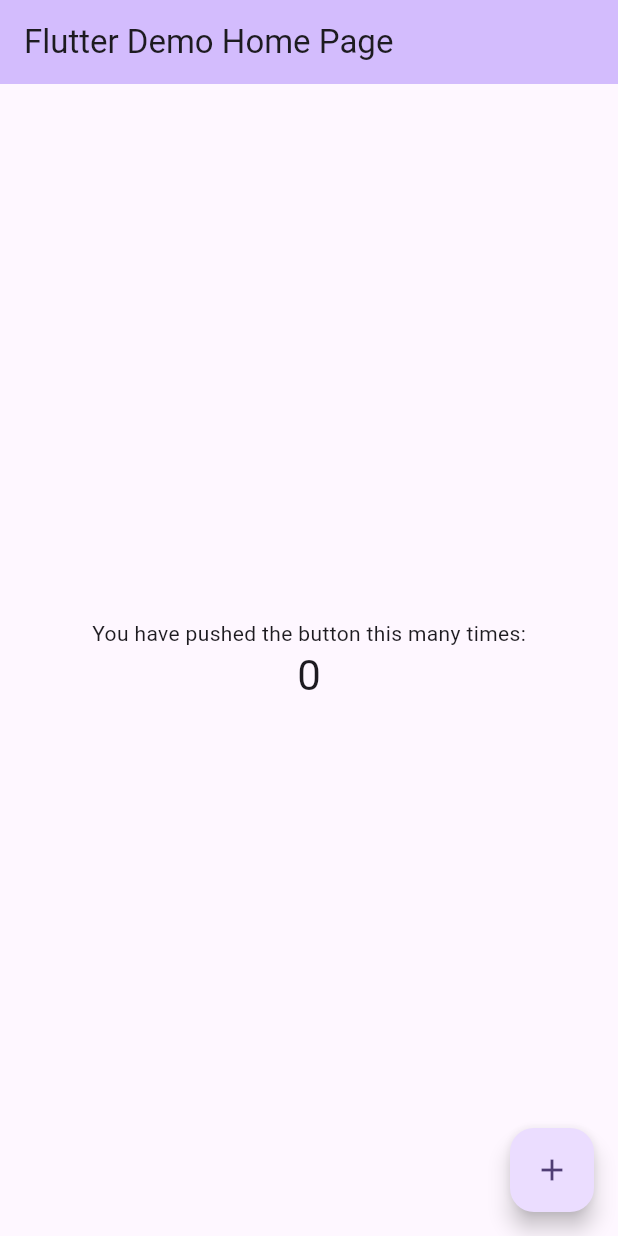
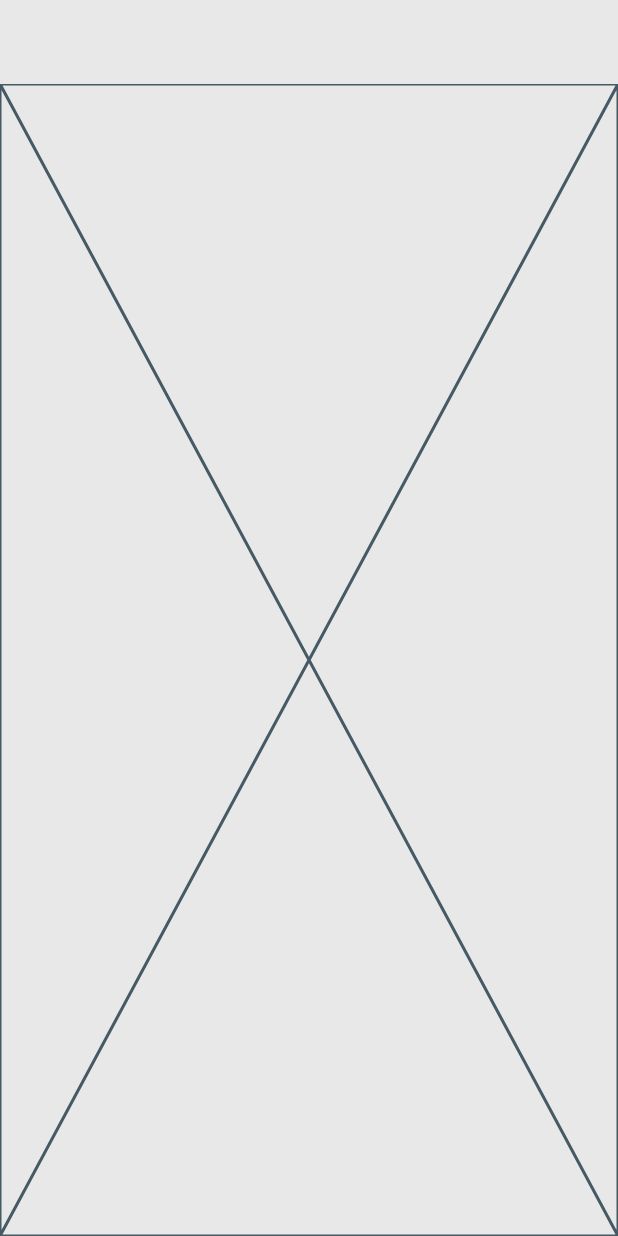
Before and after one commit to abd-Mohsen/taxi_booking_app, a Flutter app: the screen it shows after launch, on a phone screen of 412 x 824 dp. Run offline on Flutter 3.47's test engine with Material 3 defaults, Android fonts, the phone set to English and light mode, and no system bars; our stand-ins replace geolocator, get, get_storage, permission_handler; missing offline and left inert: app_settings.

Commit message:
feat: Initial project setup
- Add initial project structure including main, themes, constants, and a basic home page view.
- Set up GetX for state management, theming (ThemeController), and localization (LocaleController).
- Configure light and dark themes with a custom color scheme and text theme using the Alexandria font.
- Add initial localization for English and Arabic.
- Implement a basic permission service for handling app permissions.
- Clean up default Flutter boilerplate code and tests.
- Add necessary dependencies to `pubspec.yaml` for state management, UI components, permissions, and internationalization.

```diff
--- /dev/null
+++ b/lib/constants.dart
@@ -0,0 +1,169 @@
+import 'package:flutter/material.dart';
+import 'package:geolocator/geolocator.dart';
+import 'package:get/get.dart';
+
+String kHostIP = "https://api.npoint.io";
+
+String kFontFamily = 'Alexandria';
+
+const Duration kTimeOutDurationLong = Duration(seconds: 60);
+const Duration kTimeOutDuration = Duration(seconds: 30);
+const Duration kTimeOutDuration2 = Duration(seconds: 15);
+const Duration kTimeOutDuration3 = Duration(seconds: 7);
+
+//todo: move to a separate widget
+
+Widget kEnableLocationDialog(onConfirm) => PopScope(
+      canPop: false,
+      child: AlertDialog(
+        backgroundColor: Get.isDarkMode ? const Color(0xff262424) : const Color(0xffEEEEDC),
+        title: Text(
+          'cant use the app'.tr,
+          style: TextStyle(
+            color: !Get.isDarkMode ? const Color(0xff666666) : const Color(0xffEEEEDC),
+            fontSize: 20,
+          ),
+        ),
+        content: Text(
+          'please enable location services then press ok'.tr,
+          style: TextStyle(
+            color: !Get.isDarkMode ? const Color(0xff666666) : const Color(0xffEEEEDC),
+          ),
+        ),
+        actions: [
+          TextButton(
+            onPressed: () {
+              Geolocator.openLocationSettings();
+            },
+            child: Text(
+              "open settings".tr,
+              style: TextStyle(
+                color: !Get.isDarkMode ? const Color(0xff666666) : const Color(0xffEEEEDC),
+              ),
+            ),
+          ),
+          TextButton(
+            onPressed: onConfirm,
+            child: Text("ok".tr,
+                style: TextStyle(
+                  color: !Get.isDarkMode ? const Color(0xff666666) : const Color(0xffEEEEDC),
+                )),
+          ),
+        ],
+      ),
+    );
+
+kTimeOutSnackBar() => Get.snackbar(
+      "لا يوجد اتصال بالانترنت",
+      "تأكد من اتصالك أو حاول لاحقاً ",
+      icon: const Padding(
+        padding: EdgeInsets.only(right: 8),
+        child: Icon(Icons.wifi_off, color: Colors.white),
+      ),
+      colorText: Colors.white,
+      backgroundColor: Colors.red,
+    );
+
+kServerErrorSnackBar() => Get.snackbar(
+      "الخادم لا يستجيب",
+      "الرجاء المحاولة لاحقاً",
+      icon: const Padding(
+        padding: EdgeInsets.only(right: 8),
+        child: Icon(Icons.storage, color: Colors.white),
+      ),
+      colorText: Colors.white,
+      backgroundColor: Colors.deepOrangeAccent,
+    );
+
+TextTheme kMyTextTheme = TextTheme(
+  displayLarge: TextStyle(
+    fontSize: 57,
+    //wordSpacing: 64,
+    letterSpacing: 0,
+    fontFamily: kFontFamily,
+  ),
+  displayMedium: TextStyle(
+    fontSize: 45,
+    //wordSpacing: 52,
+    letterSpacing: 0,
+    fontFamily: kFontFamily,
+  ),
+  displaySmall: TextStyle(
+    fontSize: 36,
+    //wordSpacing: 44,
+    letterSpacing: 0,
+    fontFamily: kFontFamily,
+  ),
+  headlineLarge: TextStyle(
+    fontSize: 32,
+    //wordSpacing: 40,
+    letterSpacing: 0,
+    fontFamily: kFontFamily,
+  ),
+  headlineMedium: TextStyle(
+    fontSize: 28,
+    //wordSpacing: 36,
+    letterSpacing: 0,
+    fontFamily: kFontFamily,
+  ),
+  headlineSmall: TextStyle(
+    fontSize: 24,
+    //wordSpacing: 32,
+    letterSpacing: 0,
+    fontFamily: kFontFamily,
+  ),
+  titleLarge: TextStyle(
+    fontSize: 22,
+    //wordSpacing: 28,
+    letterSpacing: 0,
+    fontFamily: kFontFamily,
+  ),
+  titleMedium: TextStyle(
+    fontSize: 18,
+    //wordSpacing: 24,
+    letterSpacing: 0.15,
+    fontFamily: kFontFamily,
+  ),
+  titleSmall: TextStyle(
+    fontSize: 14,
+    //wordSpacing: 20,
+    letterSpacing: 0.1,
+    fontFamily: kFontFamily,
+  ),
+  labelLarge: TextStyle(
+    fontSize: 14,
+    //wordSpacing: 20,
+    letterSpacing: 0.1,
+    fontFamily: kFontFamily,
+  ),
+  labelMedium: TextStyle(
+    fontSize: 12,
+    //wordSpacing: 16,
+    letterSpacing: 0.5,
+    fontFamily: kFontFamily,
+  ),
+  labelSmall: TextStyle(
+    fontSize: 11,
+    //wordSpacing: 16,
+    letterSpacing: 0.5,
+    fontFamily: kFontFamily,
+  ),
+  bodyLarge: TextStyle(
+    fontSize: 16,
+    //wordSpacing: 24,
+    letterSpacing: 0.15,
+    fontFamily: kFontFamily,
+  ),
+  bodyMedium: TextStyle(
+    fontSize: 14,
+    //wordSpacing: 20,
+    letterSpacing: 0.25,
+    fontFamily: kFontFamily,
+  ),
+  bodySmall: TextStyle(
+    fontSize: 12,
+    //wordSpacing: 16,
+    letterSpacing: 0.4,
+    fontFamily: kFontFamily,
+  ),
+);
--- /dev/null
+++ b/lib/controllers/locale_controller.dart
@@ -0,0 +1,28 @@
+import 'package:flutter/material.dart';
+import 'package:get/get.dart';
+import 'package:get_storage/get_storage.dart';
+
+class LocaleController extends GetxController {
+  final _getStorage = GetStorage();
+
+  late Locale _initLocale;
+  Locale get initialLang => _initLocale;
+
+  LocaleController() {
+    loadInitLocale();
+  }
+
+  void updateLocale(String langCode) {
+    _getStorage.write("lang", langCode);
+    Get.updateLocale(Locale(langCode));
+  }
+
+  String getCurrentLanguageLabel() {
+    final currentLang = _getStorage.read("lang");
+    return currentLang == "en" ? "English".tr : "Arabic".tr;
+  }
+
+  void loadInitLocale() {
+    _initLocale = Locale(_getStorage.read("lang") ?? "ar");
+  }
+}
--- /dev/null
+++ b/lib/controllers/theme_controller.dart
@@ -0,0 +1,32 @@
+import 'package:flutter/material.dart';
+import 'package:get/get.dart';
+import 'package:get_storage/get_storage.dart';
+
+class ThemeController extends GetxController {
+  final _getStorage = GetStorage();
+  bool _switchValue = Get.isDarkMode;
+  bool get switchValue => _switchValue;
+
+  void updateTheme(bool value) {
+    if (Get.isDarkMode) {
+      Get.changeThemeMode(ThemeMode.light);
+      _switchValue = false;
+      _getStorage.write('is dark', "false");
+    } else {
+      Get.changeThemeMode(ThemeMode.dark);
+      _switchValue = true;
+      _getStorage.write('is dark', "true");
+    }
+    update();
+  }
+
+  ThemeMode getThemeMode() {
+    if (_getStorage.read('is dark') == "true") {
+      _switchValue = true;
+      return ThemeMode.dark;
+    } else {
+      _switchValue = false;
+      return ThemeMode.light;
+    }
+  }
+}
--- /dev/null
+++ b/lib/locale.dart
@@ -0,0 +1,21 @@
+import 'package:get/get_navigation/src/root/internacionalization.dart';
+
+class MyLocale extends Translations {
+  @override
+  Map<String, Map<String, String>> get keys => {
+        "en": {
+          "Arabic": "Arabic",
+          "English": "English",
+        },
+
+        ///
+        ///
+        ///
+        ///
+        ///
+        "ar": {
+          "Arabic": "العربية",
+          "English": "الانكليزية",
+        },
+      };
+}
--- a/lib/main.dart
+++ b/lib/main.dart
@@ -1,6 +1,16 @@
 import 'package:flutter/material.dart';
+import 'package:get_storage/get_storage.dart';
+import 'package:get/get.dart';
+import 'package:taxi_booking_app/themes.dart';
+import 'package:taxi_booking_app/views/home_page.dart';
 
-void main() {
+import 'controllers/locale_controller.dart';
+import 'controllers/theme_controller.dart';
+import 'locale.dart';
+
+void main() async {
+  await GetStorage.init();
+  WidgetsFlutterBinding.ensureInitialized();
   runApp(const MyApp());
 }
 
@@ -10,113 +20,23 @@ class MyApp extends StatelessWidget {
   // This widget is the root of your application.
   @override
   Widget build(BuildContext context) {
-    return MaterialApp(
-      title: 'Flutter Demo',
-      theme: ThemeData(
-        // This is the theme of your application.
-        //
-        // TRY THIS: Try running your application with "flutter run". You'll see
-        // the application has a purple toolbar. Then, without quitting the app,
-        // try changing the seedColor in the colorScheme below to Colors.green
-        // and then invoke "hot reload" (save your changes or press the "hot
-        // reload" button in a Flutter-supported IDE, or press "r" if you used
-        // the command line to start the app).
-        //
-        // Notice that the counter didn't reset back to zero; the application
-        // state is not lost during the reload. To reset the state, use hot
-        // restart instead.
-        //
-        // This works for code too, not just values: Most code changes can be
-        // tested with just a hot reload.
-        colorScheme: ColorScheme.fromSeed(seedColor: Colors.deepPurple),
-      ),
-      home: const MyHomePage(title: 'Flutter Demo Home Page'),
+    ThemeController t = Get.put(ThemeController());
+    LocaleController l = Get.put(LocaleController());
+    return GetMaterialApp(
+      translations: MyLocale(),
+      locale: l.initialLang,
+      title: 'Camion',
+      home: const HomePage(),
+      theme: MyThemes.myLightMode, //custom light theme
+      darkTheme: MyThemes.myDarkMode, //custom dark theme
+      themeMode: t.getThemeMode(),
+      debugShowCheckedModeBanner: false,
+      // builder: (context, child) {
+      //   return MediaQuery(
+      //     data: MediaQuery.of(context).copyWith(devicePixelRatio: 1, textScaler: const TextScaler.linear(1)),
+      //     child: child!,
+      //   );
+      // },
     );
   }
 }
-
-class MyHomePage extends StatefulWidget {
-  const MyHomePage({super.key, required this.title});
-
-  // This widget is the home page of your application. It is stateful, meaning
-  // that it has a State object (defined below) that contains fields that affect
-  // how it looks.
-
-  // This class is the configuration for the state. It holds the values (in this
-  // case the title) provided by the parent (in this case the App widget) and
-  // used by the build method of the State. Fields in a Widget subclass are
-  // always marked "final".
-
-  final String title;
-
-  @override
-  State<MyHomePage> createState() => _MyHomePageState();
-}
-
-class _MyHomePageState extends State<MyHomePage> {
-  int _counter = 0;
-
-  void _incrementCounter() {
-    setState(() {
-      // This call to setState tells the Flutter framework that something has
-      // changed in this State, which causes it to rerun the build method below
-      // so that the display can reflect the updated values. If we changed
-      // _counter without calling setState(), then the build method would not be
-      // called again, and so nothing would appear to happen.
-      _counter++;
-    });
-  }
-
-  @override
-  Widget build(BuildContext context) {
-    // This method is rerun every time setState is called, for instance as done
-    // by the _incrementCounter method above.
-    //
-    // The Flutter framework has been optimized to make rerunning build methods
-    // fast, so that you can just rebuild anything that needs updating rather
-    // than having to individually change instances of widgets.
-    return Scaffold(
-      appBar: AppBar(
-        // TRY THIS: Try changing the color here to a specific color (to
-        // Colors.amber, perhaps?) and trigger a hot reload to see the AppBar
-        // change color while the other colors stay the same.
-        backgroundColor: Theme.of(context).colorScheme.inversePrimary,
-        // Here we take the value from the MyHomePage object that was created by
-        // the App.build method, and use it to set our appbar title.
-        title: Text(widget.title),
-      ),
-      body: Center(
-        // Center is a layout widget. It takes a single child and positions it
-        // in the middle of the parent.
-        child: Column(
-          // Column is also a layout widget. It takes a list of children and
-          // arranges them vertically. By default, it sizes itself to fit its
-          // children horizontally, and tries to be as tall as its parent.
-          //
-          // Column has various properties to control how it sizes itself and
-          // how it positions its children. Here we use mainAxisAlignment to
-          // center the children vertically; the main axis here is the vertical
-          // axis because Columns are vertical (the cross axis would be
-          // horizontal).
-          //
-          // TRY THIS: Invoke "debug painting" (choose the "Toggle Debug Paint"
-          // action in the IDE, or press "p" in the console), to see the
-          // wireframe for each widget.
-          mainAxisAlignment: MainAxisAlignment.center,
-          children: <Widget>[
-            const Text('You have pushed the button this many times:'),
-            Text(
-              '$_counter',
-              style: Theme.of(context).textTheme.headlineMedium,
-            ),
-          ],
-        ),
-      ),
-      floatingActionButton: FloatingActionButton(
-        onPressed: _incrementCounter,
-        tooltip: 'Increment',
-        child: const Icon(Icons.add),
-      ), // This trailing comma makes auto-formatting nicer for build methods.
-    );
-  }
-}
--- /dev/null
+++ b/lib/themes.dart
@@ -0,0 +1,49 @@
+import 'package:flutter/material.dart';
+
+import 'constants.dart';
+
+///custom themes
+
+//todo: change colors
+class MyThemes {
+  static ThemeData myDarkMode = ThemeData.dark().copyWith(
+    splashColor: Colors.transparent,
+    colorScheme: const ColorScheme(
+      brightness: Brightness.dark,
+      // primary: Color(0xff3864d7),
+      primary: Color(0xff274a6c),
+      onPrimary: Colors.white,
+      secondary: Color(0xffcb3b36),
+      onSecondary: Colors.black,
+      error: Colors.redAccent,
+      onError: Colors.white70,
+      surface: Color(0xff272524),
+      onSurface: Color(0xffd0cbcb),
+      secondaryContainer: Color(0xff333332),
+      secondaryFixed: Color(0xff2c2e2e),
+      onSecondaryContainer: Color(0xffd0cbcb),
+      primaryContainer: Color(0xffFFA500),
+    ),
+    textTheme: kMyTextTheme,
+  );
+
+  static ThemeData myLightMode = ThemeData.light().copyWith(
+    splashColor: Colors.transparent,
+    colorScheme: const ColorScheme(
+      brightness: Brightness.light,
+      primary: Color(0xff003366),
+      onPrimary: Colors.white,
+      secondary: Color(0xffcb3b36),
+      onSecondary: Colors.black,
+      error: Colors.redAccent,
+      onError: Colors.white70,
+      //surface: Color(0xffF6FAF8),
+      surface: Color(0xffe8e8e9),
+      onSurface: Color(0xff666666),
+      secondaryContainer: Color(0xfff6f6f1),
+      onSecondaryContainer: Color(0xff666666),
+      primaryContainer: Color(0xffFFA500),
+    ),
+    textTheme: kMyTextTheme,
+  );
+}
--- /dev/null
+++ b/lib/views/home_page.dart
@@ -0,0 +1,17 @@
+import 'package:flutter/material.dart';
+
+class HomePage extends StatelessWidget {
+  const HomePage({super.key});
+
+  @override
+  Widget build(BuildContext context) {
+    ColorScheme cs = Theme.of(context).colorScheme;
+    TextTheme tt = Theme.of(context).textTheme;
+
+    return Scaffold(
+      appBar: AppBar(),
+      backgroundColor: cs.surface,
+      body: Placeholder(),
+    );
+  }
+}
```
Also changed, not shown: lib/services/permission_service.dart (added, +104 -0 lines), pubspec.yaml (+5 -30 lines), assets/fonts/Alexandria-VariableFont_wght.ttf (added), pubspec.lock, 1 other file.
